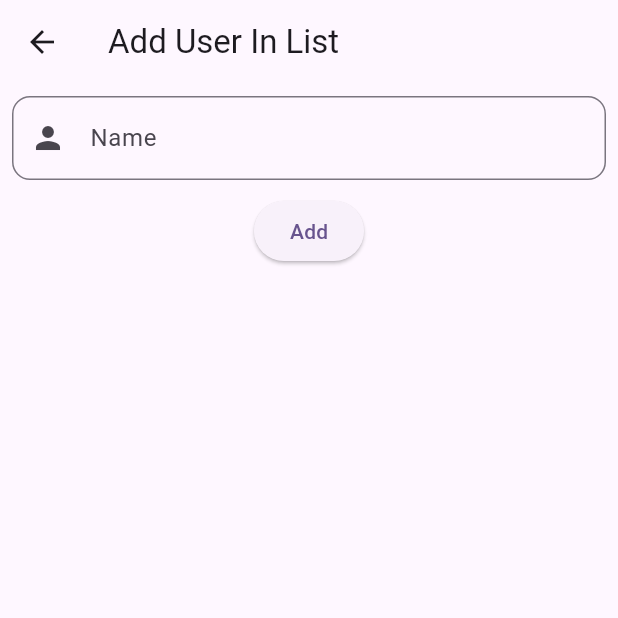
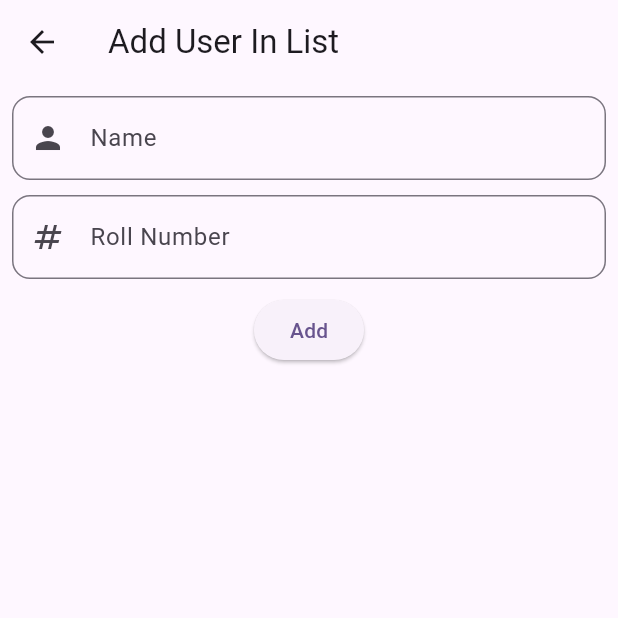
Before and after one commit to NeelHGohel/SEM-5, a Flutter app: the DisplayUser screen opened directly, after a tap on the "add" icon, on a phone screen of 412 x 824 dp, the top half of it. Run offline on Flutter 3.47's test engine with Material 3 defaults, Android fonts, the light colour scheme and no system bars.

Commit message:
07-06-2025

```diff
--- a/adv_flutter_labs/lib/lab_02/mvc_A1/add_page.dart
+++ b/adv_flutter_labs/lib/lab_02/mvc_A1/add_page.dart
@@ -1,15 +1,16 @@
 import 'package:adv_flutter_labs/lab_02/mvc_A1/view.dart';
 import 'package:flutter/material.dart';
 
-class AddPage extends StatefulWidget {
-  const AddPage({super.key});
-
-  @override
-  State<AddPage> createState() => _AddPageState();
-}
-
-class _AddPageState extends State<AddPage> {
+class AddPage extends StatelessWidget {
+  dynamic user;
+   AddPage({super.key, this.user}){
+    if(user!=null){
+      nameController.text = user['Name'];
+      rollController.text = user['roll'];
+    }
+   }
   TextEditingController nameController = TextEditingController();
+  TextEditingController rollController = TextEditingController();
   @override
   Widget build(BuildContext context) {
     return Scaffold(
@@ -30,12 +31,31 @@ class _AddPageState extends State<AddPage> {
               ),
             ),
 
+
+
+            SizedBox(height: 10),
+
+            TextFormField(
+              controller: rollController,
+              decoration: InputDecoration(
+                labelText: 'Roll Number',
+                hintText: 'Enter your Roll Number',
+                prefixIcon: Icon(Icons.numbers),
+                border: OutlineInputBorder(
+                  borderRadius: BorderRadius.circular(12.0),
+                ),
+              ),
+            ),
+
+
+
             SizedBox(height: 10),
 
             ElevatedButton(
               onPressed: () {
                 Map<String, dynamic> user = {};
-                user['Name'] = nameController.text.trim();
+                user['Name'] = nameController.text.toString();
+                user['roll'] = rollController.text.toString();
                 DisplayUser.controller.addUserList(user);
                 Navigator.pop(context);
               },
--- a/adv_flutter_labs/lib/lab_02/mvc_A1/controller.dart
+++ b/adv_flutter_labs/lib/lab_02/mvc_A1/controller.dart
@@ -11,5 +11,5 @@ class Controller {
 
   List<dynamic> getUserList() => model.getUserInList();
 
-  void toggleFav() => model.toggleFav();
+  void toggleFav(user,index) => model.toggleFav(user,index);
 }
--- a/adv_flutter_labs/lib/lab_02/mvc_A1/model.dart
+++ b/adv_flutter_labs/lib/lab_02/mvc_A1/model.dart
@@ -20,5 +20,8 @@ class Lab2_A1 {
     return userList;
   }
 
-  void toggleFav() {}
+  void toggleFav(user,index) {
+    user['isFav'] = !user['isFav'];
+    userList[index] = user;
+  }
 }
--- a/adv_flutter_labs/lib/lab_02/mvc_A1/view.dart
+++ b/adv_flutter_labs/lib/lab_02/mvc_A1/view.dart
@@ -1,10 +1,11 @@
 import 'package:adv_flutter_labs/lab_02/mvc_A1/add_page.dart';
+import 'package:flutter/cupertino.dart';
 import 'package:flutter/material.dart';
 
 import 'controller.dart';
 
 class DisplayUser extends StatefulWidget {
-  const DisplayUser({super.key});
+  DisplayUser({super.key});
   static Controller controller = Controller();
 
   @override
@@ -42,13 +43,58 @@ class _DisplayUserState extends State<DisplayUser> {
           ? ListView.builder(
               itemCount: DisplayUser.controller.getUserList().length,
               itemBuilder: (context, index) {
+                // bool isFav = DisplayUser.controller.getUserList()[index]['isFav'];
                 return ListTile(
                   title: Text(
-                    DisplayUser.controller.getUserList()[index]['Name'],
+                    "Name : ${DisplayUser.controller.getUserList()[index]['Name']}",
+                    style: TextStyle(fontWeight: FontWeight.bold),
+                  ),
+                  subtitle: Text(
+                    "Roll No. ${DisplayUser.controller.getUserList()[index]['roll']}",
+                  ),
+                  onTap: () {
+                    Navigator.of(context).push(
+                      MaterialPageRoute(
+                        builder: (context) {
+                          return AddPage(
+                            user: DisplayUser.controller.getUserList()[index],
+                          );
+                        },
+                      ),
+                    );
+                  },
+
+                  leading: IconButton(
+                    onPressed: () {
+                      // DisplayUser.controller.toggleFav(user, index);
+                      // setState(() {});
+                    },
+                    icon: Icon(Icons.favorite_border, color: Colors.red),
+                    // : Icon(Icons.favorite_border),
                   ),
                   trailing: IconButton(
-                    onPressed: () {},
-                    icon: Icon(Icons.favorite),
+                    onPressed: () {
+                      showDialog(
+                        context: context,
+                        builder: (context) {
+                          return CupertinoAlertDialog(
+                            title: Text("are you sure ?"),
+                            actions: [
+                              TextButton(
+                                onPressed: () {
+                                  DisplayUser.controller.deleteUserList(index);
+                                  Navigator.pop(context);
+                                  setState(() {});
+                                },
+                                child: Text("delete"),
+                              ),
+                            ],
+                          );
+                        },
+                      );
+                    },
+                    icon: Icon(Icons.delete),
+                    color: Colors.red,
                   ),
                 );
               },
```
